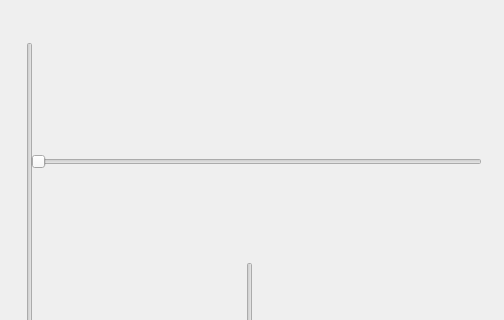
The window that user_interface_test/v19/mainwindow.ui (Cheetoacidosis/dualscreen-tablet-code) describes before a commit, drawn with Qt 5; both pictures show x 0 to 504 and y 0 to 320 of the 504 by 824 pixel window.
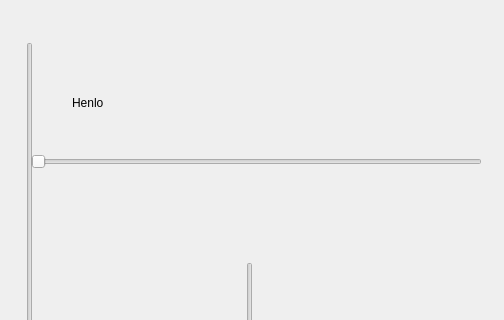
The same window after the commit. Icons and pictures are not drawn. Custom widgets are drawn as their Qt base class.

Patch:
```diff
--- a/user_interface_test/v19/mainwindow.ui
+++ b/user_interface_test/v19/mainwindow.ui
@@ -1130,6 +1130,19 @@
          <enum>Qt::Orientation::Horizontal</enum>
         </property>
        </widget>
+       <widget class="QLabel" name="label_6">
+        <property name="geometry">
+         <rect>
+          <x>60</x>
+          <y>0</y>
+          <width>311</width>
+          <height>181</height>
+         </rect>
+        </property>
+        <property name="text">
+         <string>Henlo</string>
+        </property>
+       </widget>
       </widget>
      </widget>
     </item>
```
